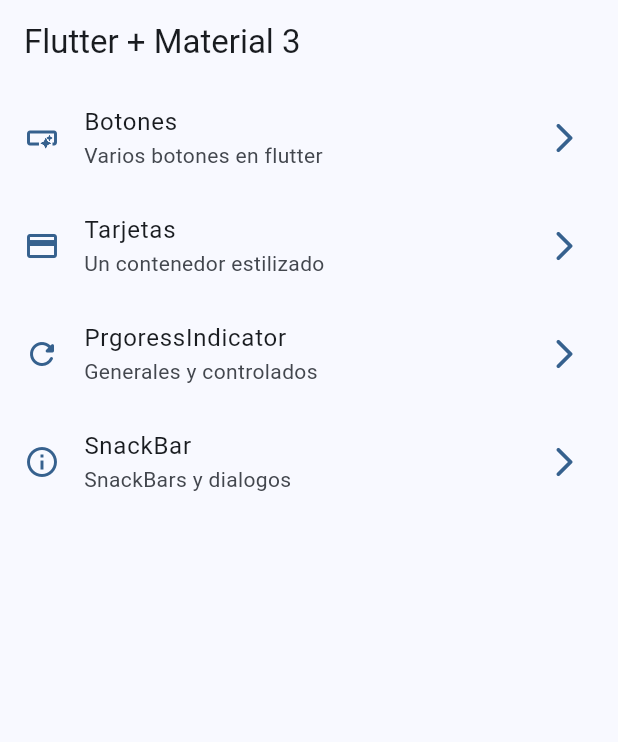
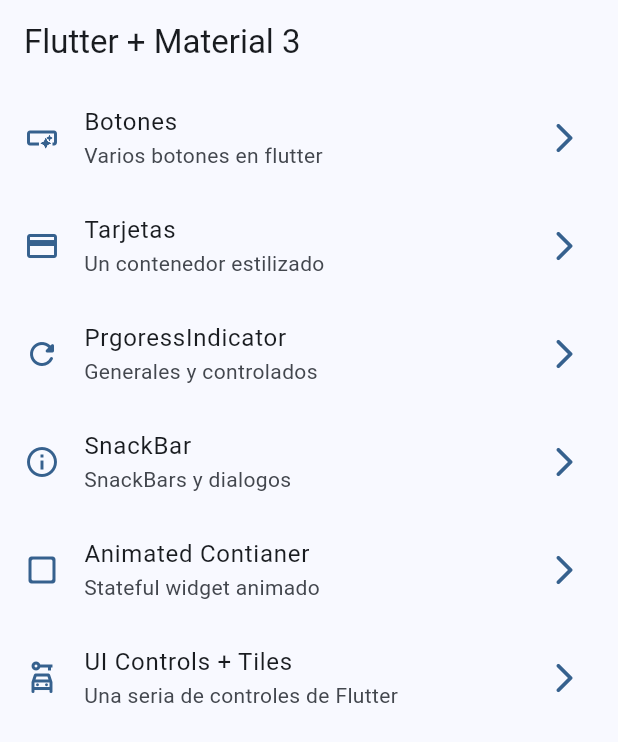
Before and after one commit to stuk4/widgets_app, a Flutter app: the screen it shows after launch, on a phone screen of 412 x 824 dp. Shown: the top 742 px of the screen. Run offline on Flutter 3.47's test engine with Material 2 defaults, Android fonts, the phone set to English and light mode, and no system bars; our stand-ins replace go_router.

```diff
--- a/lib/config/menu/menu_items.dart
+++ b/lib/config/menu/menu_items.dart
@@ -39,5 +39,17 @@ const appMenuItems = <MenuItems>[
     subTitle: 'SnackBars y dialogos',
     link: SnackBarScreen.name,
     icon: Icons.info_outline,
+  ),
+  MenuItems(
+    title: 'Animated Contianer',
+    subTitle: 'Stateful widget animado',
+    link: AnimatedScreen.name,
+    icon: Icons.check_box_outline_blank_rounded,
+  ),
+  MenuItems(
+    title: 'UI Controls + Tiles',
+    subTitle: 'Una seria de controles de Flutter',
+    link: UiControlsScreen.name,
+    icon: Icons.car_rental_outlined,
   )
 ];
--- a/lib/config/router/app_router.dart
+++ b/lib/config/router/app_router.dart
@@ -30,5 +30,15 @@ final appRouter = GoRouter(
       path: '/snackbar',
       builder: (context, state) => const SnackBarScreen(),
     ),
+    GoRoute(
+      name: AnimatedScreen.name,
+      path: '/animated',
+      builder: (context, state) => const AnimatedScreen(),
+    ),
+    GoRoute(
+      name: UiControlsScreen.name,
+      path: '/ui-controls',
+      builder: (context, state) => const UiControlsScreen(),
+    ),
   ],
 );
```
Also changed, not shown: lib/presentation/screens/animated/animated_screen.dart (+47 -2 lines), lib/presentation/screens/ui_controls/ui_controls_screen.dart (+99 -1 lines).
